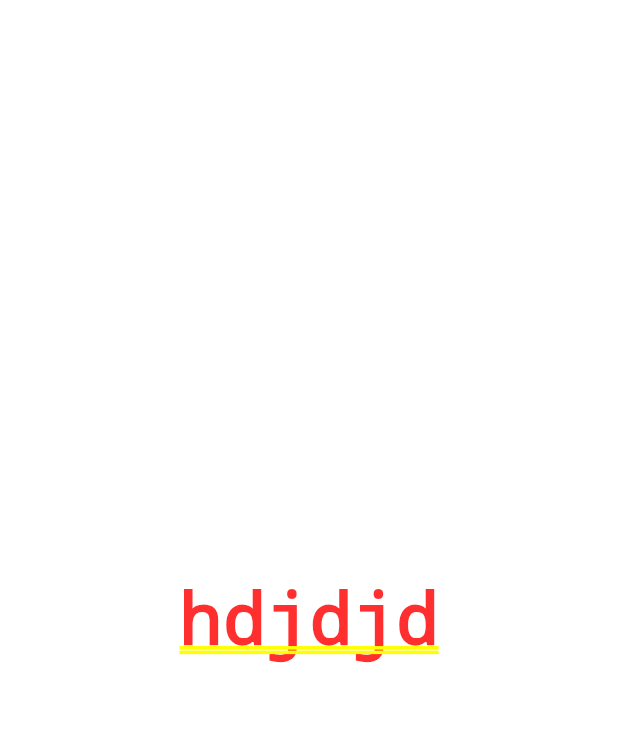
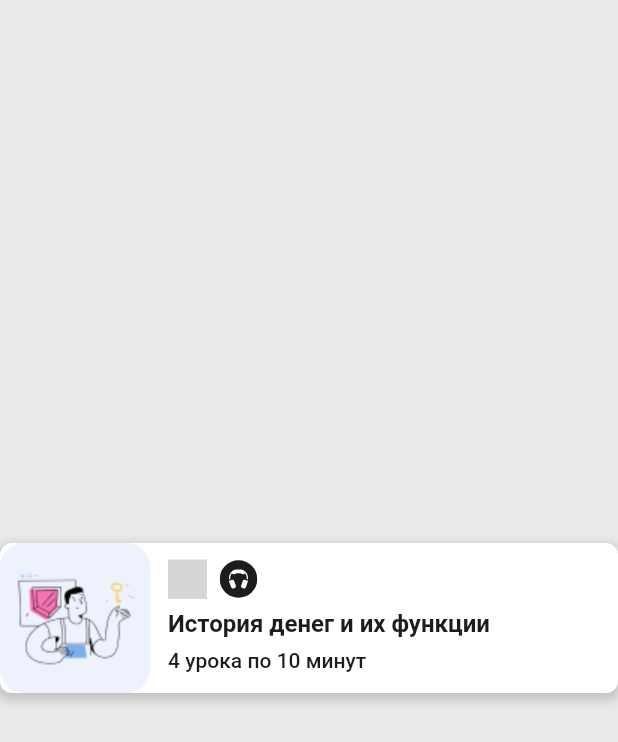
Before and after one commit to Kirrilll/kids_finance, a Flutter app: the screen it shows after launch, on a phone screen of 412 x 824 dp. Shown: the top 742 px of the screen. Run offline on Flutter 3.47's test engine with Material 3 defaults, Android fonts, the phone set to English and light mode, and no system bars; our stand-ins replace flutter_svg; Roboto replaces fonts that are missing (Manrope); grey boxes are pictures that could not be loaded.

Commit message:
stylized lesson widget

```diff
--- /dev/null
+++ b/lib/core/constants.dart
@@ -0,0 +1,22 @@
+import 'package:flutter/material.dart';
+
+const h1TextSize = 22.0;
+const h2TextSize = 18.0;
+const semiBoldTextSize = 16.0;
+const mediumTextSize = 14.0;
+
+const String fontNameDefault = 'Manrope';
+
+const Color dark = Color(0xFF1C1C1C);
+const Color kSecondaryColor = Color(0xFFEAEAEA);
+const Color kPrimaryColor = Color(0xFFFFFFFF);
+const Color yellow = Color(0xFFFFD922);
+const Color yellowTransparent = Color(0x14FFDA22);
+const Color blue = Color(0xFF537CE8);
+const Color blueTransparent = Color(0x13537DE8);
+const Color gray = Color(0xFF868686);
+const Color orange = Color(0xFFFC6B58);
+const Color orangeTransparent = Color(0x14FC6B58);
+const Color lightOrange = Color(0xFFFFF0EE);
+const Color lightYellow = Color(0xFFEEF2FD);
+const Color lightBlue = Color(0xFFEEF2FD);
--- /dev/null
+++ b/lib/core/theming/theme.dart
@@ -0,0 +1,46 @@
+import 'package:flutter/material.dart';
+import 'package:kids_finance/core/constants.dart';
+
+ThemeData lightTheme() => ThemeData(
+  brightness: Brightness.light,
+  backgroundColor: kSecondaryColor,
+  primaryColor: kPrimaryColor,
+  textTheme: const TextTheme(
+    headlineLarge: TextStyle(
+      fontFamily: fontNameDefault,
+      fontSize: h1TextSize,
+      fontWeight: FontWeight.w800,
+      color: dark,
+    ),
+    headlineMedium: TextStyle(
+      fontFamily: fontNameDefault,
+      fontSize: h2TextSize,
+      fontWeight: FontWeight.w800,
+      color: dark,
+    ),
+    headlineSmall: TextStyle(
+      fontFamily: fontNameDefault,
+      fontSize: semiBoldTextSize,
+      fontWeight: FontWeight.w600,
+      color: dark,
+    ),
+    displayMedium: TextStyle(
+      fontFamily: fontNameDefault,
+      fontSize: mediumTextSize,
+      fontWeight: FontWeight.w500,
+      color: dark,
+    ),
+  ),
+
+  iconTheme: const IconThemeData(
+    size: 26.0,
+  ),
+
+  buttonTheme: const ButtonThemeData(
+    height: 70.0,
+    buttonColor: blue,
+  ),
+
+  cardColor: kPrimaryColor,
+  scaffoldBackgroundColor: kSecondaryColor,
+);
--- /dev/null
+++ b/lib/features/presentation/widgets/LessonWidget.dart
@@ -0,0 +1,91 @@
+import 'package:flutter/material.dart';
+import 'package:kids_finance/core/constants.dart';
+import 'package:flutter_svg/flutter_svg.dart';
+
+class LessonWidget extends StatelessWidget {
+  final bool isProgress;
+  final String headName;
+  final String subString;
+  final String imageURL;
+
+  const LessonWidget({
+    Key? key,
+    required this.headName,
+    required this.subString,
+    required this.isProgress,
+    required this.imageURL,
+  }) : super(key: key);
+
+  @override
+  Widget build(BuildContext context) {
+    final TextStyle? headStyle = Theme.of(context).textTheme.headlineSmall;
+    final TextStyle? subStyle = Theme.of(context).textTheme.displayMedium;
+    return Container(
+      decoration: BoxDecoration(
+        color: Colors.white,
+        borderRadius: BorderRadius.circular(8),
+        boxShadow: [
+          BoxShadow(
+            color: Colors.grey.withOpacity(0.5),
+            spreadRadius: 2,
+            blurRadius: 5,
+            offset: Offset(0, 3),
+          ),
+        ],
+      ),
+      child: IntrinsicHeight(
+        child: Row(
+          crossAxisAlignment: CrossAxisAlignment.start,
+          children: [
+            const SizedBox(
+              height: double.infinity, // Заполняет всю доступную высоту
+              child: Image(
+                image: AssetImage('assets/images/28.png'),
+                fit: BoxFit
+                    .cover, // Устанавливает заполнение всей доступной области
+              ),
+            ),
+            Expanded(
+              child: Padding(
+                padding: const EdgeInsets.symmetric(horizontal: 12),
+                child: Column(
+                  crossAxisAlignment: CrossAxisAlignment.start,
+                  children: [
+                    const SizedBox(height: 11),
+                    Row(
+                      mainAxisAlignment: MainAxisAlignment.start,
+                      children: [
+                        SvgPicture.asset(
+                          'assets/images/bookicon.svg',
+                          width: 26,
+                          height: 26,
+                        ),
+                        const SizedBox(width: 8),
+                        SvgPicture.asset(
+                          'assets/images/headphonesIcon.svg',
+                          width: 26,
+                          height: 26,
+                        ),
+                      ],
+                    ),
+                    const SizedBox(height: 6),
+                    Text(
+                      headName,
+                      style: headStyle,
+                    ),
+                    const SizedBox(height: 6),
+                    Text(
+                      subString,
+                      style: subStyle,
+                    ),
+                    const SizedBox(height: 11),
+                  ],
+                ),
+              ),
+            ),
+          ],
+        ),
+      ),
+    );
+  }
+}
--- a/lib/main.dart
+++ b/lib/main.dart
@@ -1,4 +1,6 @@
 import 'package:flutter/material.dart';
+import 'package:kids_finance/core/theming/theme.dart';
+import 'package:kids_finance/features/presentation/widgets/LessonWidget.dart';
 
 void main() {
   runApp(const MyApp());
@@ -12,11 +14,18 @@ class MyApp extends StatelessWidget {
   Widget build(BuildContext context) {
     return MaterialApp(
       title: 'Flutter Demo',
-      theme: ThemeData(
-        colorScheme: ColorScheme.fromSeed(seedColor: Colors.deepPurple),
-        useMaterial3: true,
+      debugShowCheckedModeBanner: false,
+      theme: lightTheme(),
+      home: Scaffold(
+        body: Center(
+          child: LessonWidget(
+            headName: 'История денег и их функции',
+            subString: '4 урока по 10 минут',
+            isProgress: false,
+            imageURL: 'assets/images/28.png',
+          ),
+        ),
       ),
-      home: const Center(child: Text('hdjdjd')),
     );
   }
 }
```
Also changed, not shown: pubspec.yaml (+9 -3 lines), assets/fonts/Manrope-VariableFont_wght.ttf (added), assets/images/28.png (added), assets/images/bookIcon.svg (added), assets/images/headphonesIcon.svg (added), pubspec.lock, 2 other files.
